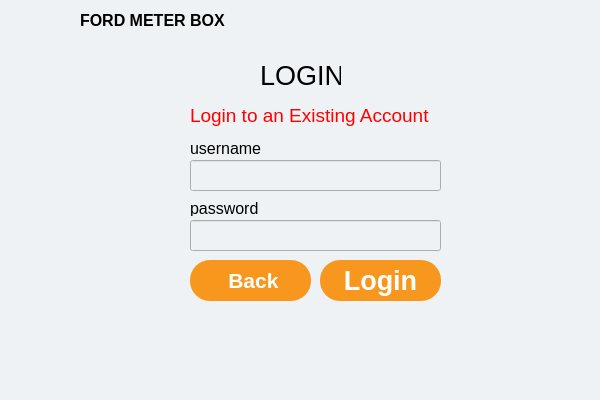
The window that UI/Login_2.ui (lilyrothschild8/ECE_406_Motor) describes before a commit, drawn with Qt 5.
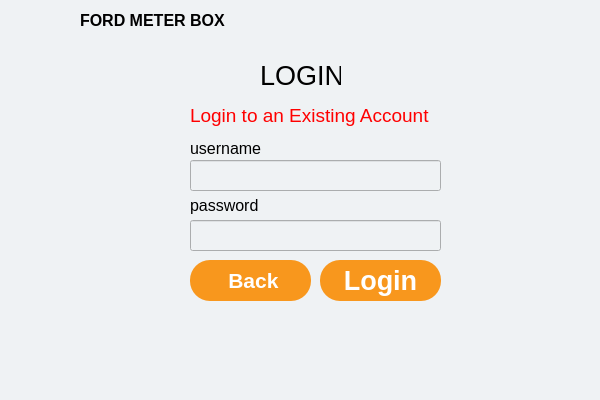
The same window after the commit. Icons and pictures are not drawn.

The edit to the form file:
```diff
--- a/UI/Login_2.ui
+++ b/UI/Login_2.ui
@@ -181,9 +181,9 @@
     <property name="geometry">
      <rect>
       <x>190</x>
-      <y>200</y>
+      <y>195</y>
       <width>71</width>
-      <height>16</height>
+      <height>21</height>
      </rect>
     </property>
     <property name="font">
```
